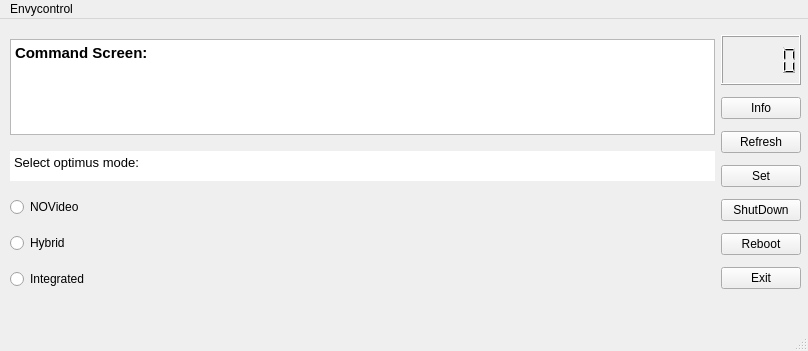
Qt form mainwindow.ui (RNA3210d/envyctl-gui) before a commit.
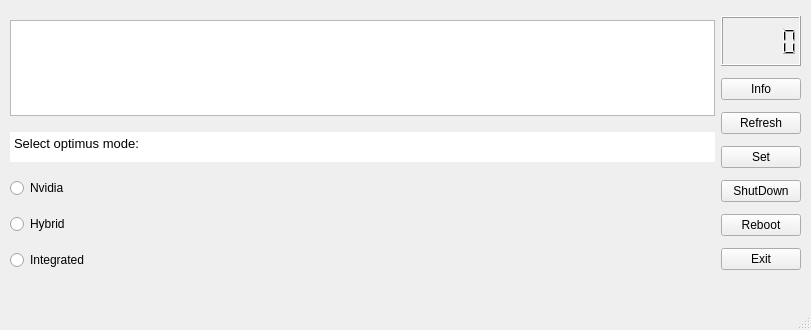
The same form after that commit. Icons and pictures are not drawn.

Commit message: Added tooltips, code cleanup, window size limit

Patch:
```diff
--- a/mainwindow.ui
+++ b/mainwindow.ui
@@ -6,13 +6,25 @@
    <rect>
     <x>0</x>
     <y>0</y>
-    <width>808</width>
-    <height>351</height>
+    <width>811</width>
+    <height>330</height>
    </rect>
   </property>
+  <property name="maximumSize">
+   <size>
+    <width>811</width>
+    <height>330</height>
+   </size>
+  </property>
   <property name="windowTitle">
    <string>Envycontrol - GUI</string>
   </property>
+  <property name="tabShape">
+   <enum>QTabWidget::Rounded</enum>
+  </property>
+  <property name="unifiedTitleAndToolBarOnMac">
+   <bool>true</bool>
+  </property>
   <widget class="QWidget" name="centralwidget">
    <widget class="QWidget" name="horizontalLayoutWidget">
     <property name="geometry">
@@ -43,7 +55,7 @@
 p, li { white-space: pre-wrap; }
 hr { height: 1px; border-width: 0; }
 &lt;/style&gt;&lt;/head&gt;&lt;body style=&quot; font-family:'Sans Serif'; font-size:9pt; font-weight:400; font-style:normal;&quot;&gt;
-&lt;p style=&quot; margin-top:0px; margin-bottom:0px; margin-left:0px; margin-right:0px; -qt-block-indent:0; text-indent:0px;&quot;&gt;&lt;span style=&quot; font-size:11pt; font-weight:700;&quot;&gt;Command Screen:&lt;/span&gt;&lt;/p&gt;&lt;/body&gt;&lt;/html&gt;</string>
+&lt;p style=&quot;-qt-paragraph-type:empty; margin-top:0px; margin-bottom:0px; margin-left:0px; margin-right:0px; -qt-block-indent:0; text-indent:0px;&quot;&gt;&lt;br /&gt;&lt;/p&gt;&lt;/body&gt;&lt;/html&gt;</string>
          </property>
         </widget>
        </item>
@@ -86,7 +98,7 @@
        <item>
         <widget class="QRadioButton" name="radioButton_2">
          <property name="text">
-          <string>NOVideo</string>
+          <string>Nvidia</string>
          </property>
          <property name="icon">
           <iconset theme="nvidia">
@@ -206,17 +218,10 @@
     <rect>
      <x>0</x>
      <y>0</y>
-     <width>808</width>
+     <width>811</width>
      <height>22</height>
     </rect>
    </property>
-   <widget class="QMenu" name="menuEnvycontrol">
-    <property name="title">
-     <string>Envycontrol</string>
-    </property>
-    <addaction name="actionSource"/>
-   </widget>
-   <addaction name="menuEnvycontrol"/>
   </widget>
   <widget class="QStatusBar" name="statusbar"/>
   <action name="actionSource">
```
Left out of the diff: 30 changed lines with no effect on the pictures. The commit also changes 2 other files.
